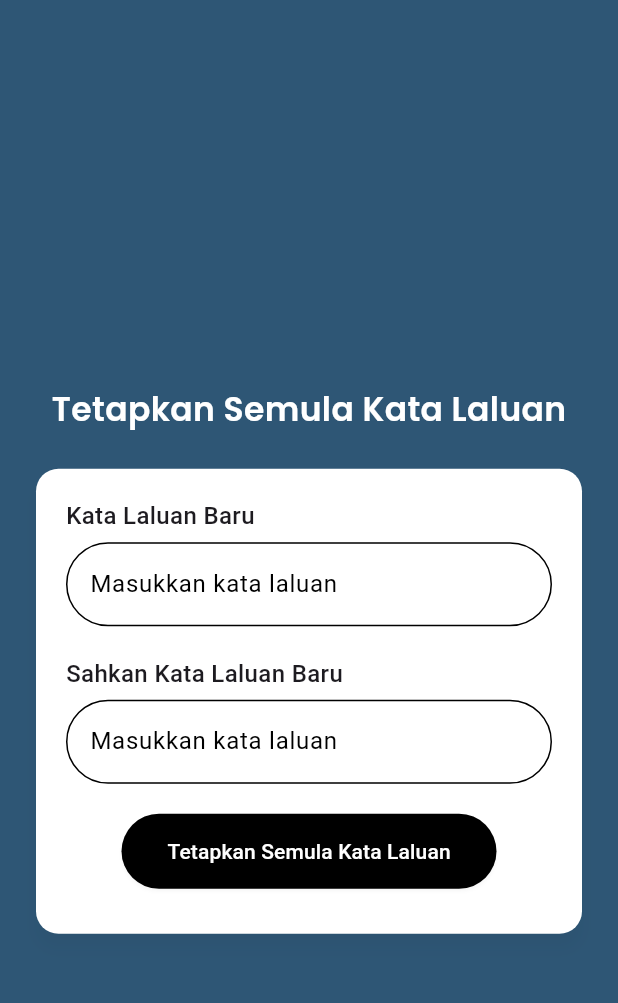
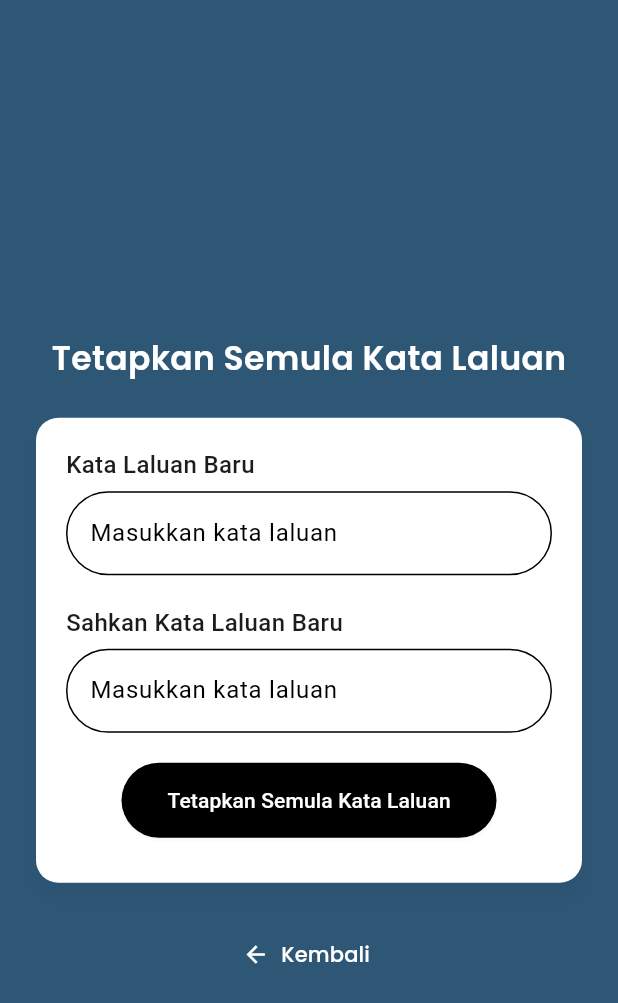
Before and after one commit to aliahmrn/onspot, a Flutter app: the ResetPasswordScreen screen opened directly with empty values, on a phone screen of 412 x 824 dp. Shown: the top 1003 px of the screen. Run offline on Flutter 3.47's test engine with Material 3 defaults, Android fonts, the phone set to English and light mode, and no system bars; our stand-ins replace device_info_plus, firebase_core, firebase_messaging, flutter_local_notifications, flutter_riverpod, flutter_svg and 7 more; accounts and stored records are empty; project files that could hold a hidden picture were left out.

Commit message:
forgot password logic

```diff
--- a/lib/cleaner/homescreen.dart
+++ b/lib/cleaner/homescreen.dart
@@ -543,7 +543,7 @@ Widget _buildTaskCard(
   final screenWidth = MediaQuery.of(context).size.width;
 
   // Default values if no task details are provided
-  final displayTitle = title?.isNotEmpty == true ? title! : 'No assigned tasks yet.';
+  final displayTitle = title?.isNotEmpty == true ? title! : 'Tiada tugasan tersedia.';
   final displaySubtitle = subtitle?.isNotEmpty == true ? subtitle! : '';
   final displayDate = date?.isNotEmpty == true ? _formatDate(date!) : '';
 
--- a/lib/login.dart
+++ b/lib/login.dart
@@ -207,7 +207,7 @@ Widget build(BuildContext context) {
                             context,
                             PageRouteBuilder(
                               pageBuilder: (context, animation, secondaryAnimation) =>
-                                  const ForgotPasswordScreen(),
+                                  ForgotPasswordScreen(),
                               transitionDuration: Duration.zero,
                               reverseTransitionDuration: Duration.zero,
                             ),
--- a/lib/reset_password.dart
+++ b/lib/reset_password.dart
@@ -2,6 +2,7 @@ import 'package:flutter/material.dart';
 import 'package:flutter_riverpod/flutter_riverpod.dart';
 import 'package:google_fonts/google_fonts.dart';
 import '../service/auth_service.dart';
+import 'enter_code.dart';
 import 'login.dart';
 
 // State class for Reset Password
@@ -34,7 +35,6 @@ class ResetPasswordNotifier extends StateNotifier<ResetPasswordState> {
 
   Future<void> resetPassword({
     required String email,
-    required String code,
     required String password,
     required String confirmPassword,
     required BuildContext context,
@@ -47,13 +47,21 @@ class ResetPasswordNotifier extends StateNotifier<ResetPasswordState> {
     state = state.copyWith(isLoading: true, message: '');
 
     try {
-      await _authService.resetPassword(email, code, password, confirmPassword);
+      // Call the API to reset the password
+      await _authService.resetPassword(
+        email: email,
+        password: password,
+        confirmPassword: confirmPassword,
+      );
 
       state = state.copyWith(message: 'Kata laluan anda telah berjaya ditetapkan semula.');
 
-      // Navigate to Login Screen after 3 seconds
+      // Delay before navigation
       await Future.delayed(const Duration(seconds: 3));
       if (context.mounted) {
+        // Reset the state before navigating to the login screen
+        resetState();
+
         Navigator.of(context).pushAndRemoveUntil(
           PageRouteBuilder(
             pageBuilder: (context, animation, secondaryAnimation) => const LoginScreen(),
@@ -69,6 +77,11 @@ class ResetPasswordNotifier extends StateNotifier<ResetPasswordState> {
       state = state.copyWith(isLoading: false);
     }
   }
+
+  // Reset the state to its initial values
+  void resetState() {
+    state = ResetPasswordState();
+  }
 }
 
 // Riverpod Provider for ResetPasswordNotifier
@@ -76,24 +89,52 @@ final resetPasswordProvider = StateNotifierProvider<ResetPasswordNotifier, Reset
   (ref) => ResetPasswordNotifier(AuthService()),
 );
 
-class ResetPasswordScreen extends ConsumerWidget {
+class ResetPasswordScreen extends ConsumerStatefulWidget {
   final String email;
-  final String code;
 
-  const ResetPasswordScreen({required this.email, required this.code, super.key});
+  const ResetPasswordScreen({required this.email, super.key});
 
   @override
-  Widget build(BuildContext context, WidgetRef ref) {
+  ConsumerState<ResetPasswordScreen> createState() => _ResetPasswordScreenState();
+}
+
+class _ResetPasswordScreenState extends ConsumerState<ResetPasswordScreen> {
+  late TextEditingController passwordController;
+  late TextEditingController confirmPasswordController;
+
+  @override
+  void initState() {
+    super.initState();
+    passwordController = TextEditingController();
+    confirmPasswordController = TextEditingController();
+  }
+
+  @override
+  void dispose() {
+    passwordController.dispose();
+    confirmPasswordController.dispose();
+    super.dispose();
+  }
+
+  @override
+  Widget build(BuildContext context) {
     final resetPasswordState = ref.watch(resetPasswordProvider);
     final resetPasswordNotifier = ref.read(resetPasswordProvider.notifier);
 
-    final TextEditingController passwordController = TextEditingController();
-    final TextEditingController confirmPasswordController = TextEditingController();
+    final theme = Theme.of(context);
 
-    final theme = Theme.of(context); // Access theme colors
+    // If loading, update the input fields to show placeholders
+    if (resetPasswordState.isLoading) {
+      passwordController.text = passwordController.text.isEmpty
+          ? ''
+          : passwordController.text.replaceAll(RegExp(r'.'), '*'); // Display placeholder as '*****'
+      confirmPasswordController.text = confirmPasswordController.text.isEmpty
+          ? ''
+          : confirmPasswordController.text.replaceAll(RegExp(r'.'), '*');
+    }
 
     return Scaffold(
-      backgroundColor: theme.primaryColor, // Set background color to primary color
+      backgroundColor: theme.primaryColor,
       body: Center(
         child: SingleChildScrollView(
           child: Padding(
@@ -106,7 +147,7 @@ class ResetPasswordScreen extends ConsumerWidget {
                   style: GoogleFonts.poppins(
                     fontSize: 22,
                     fontWeight: FontWeight.w600,
-                    color: theme.colorScheme.secondary, // Use secondary color
+                    color: theme.colorScheme.secondary,
                   ),
                 ),
                 const SizedBox(height: 20),
@@ -118,17 +159,26 @@ class ResetPasswordScreen extends ConsumerWidget {
                     padding: const EdgeInsets.all(20.0),
                     child: Column(
                       children: <Widget>[
-                        _buildInputField('Kata Laluan Baru', passwordController, isPassword: true),
+                        _buildInputField(
+                          'Kata Laluan Baru',
+                          passwordController,
+                          isPassword: true,
+                          isReadOnly: resetPasswordState.isLoading,
+                        ),
                         const SizedBox(height: 20),
-                        _buildInputField('Sahkan Kata Laluan Baru', confirmPasswordController, isPassword: true),
+                        _buildInputField(
+                          'Sahkan Kata Laluan Baru',
+                          confirmPasswordController,
+                          isPassword: true,
+                          isReadOnly: resetPasswordState.isLoading,
+                        ),
                         const SizedBox(height: 20),
                         ElevatedButton(
                           onPressed: resetPasswordState.isLoading
                               ? null
                               : () {
                                   resetPasswordNotifier.resetPassword(
-                                    email: email,
-                                    code: code,
+                                    email: widget.email,
                                     password: passwordController.text,
                                     confirmPassword: confirmPasswordController.text,
                                     context: context,
@@ -158,6 +208,27 @@ class ResetPasswordScreen extends ConsumerWidget {
                     ),
                   ),
                 ),
+                const SizedBox(height: 20),
+                // Back Button
+                TextButton.icon(
+                  onPressed: () {
+                    Navigator.pushReplacement(
+                      context,
+                      MaterialPageRoute(
+                        builder: (context) => EnterCodeScreen(email: widget.email),
+                      ),
+                    );
+                  },
+                  icon: const Icon(Icons.arrow_back, color: Colors.white),
+                  label: Text(
+                    'Kembali',
+                    style: GoogleFonts.poppins(
+                      fontSize: 14,
+                      fontWeight: FontWeight.w500,
+                      color: Colors.white,
+                    ),
+                  ),
+                ),
               ],
             ),
           ),
@@ -166,7 +237,12 @@ class ResetPasswordScreen extends ConsumerWidget {
     );
   }
 
-  Widget _buildInputField(String label, TextEditingController controller, {bool isPassword = false}) {
+  Widget _buildInputField(
+    String label,
+    TextEditingController controller, {
+    bool isPassword = false,
+    bool isReadOnly = false,
+  }) {
     return Column(
       crossAxisAlignment: CrossAxisAlignment.start,
       children: [
@@ -176,7 +252,8 @@ class ResetPasswordScreen extends ConsumerWidget {
           width: 350,
           child: TextField(
             controller: controller,
-            obscureText: isPassword,
+            readOnly: isReadOnly,
+            obscureText: isPassword && !isReadOnly, // Show actual password only if not loading
             decoration: InputDecoration(
               border: OutlineInputBorder(
                 borderRadius: BorderRadius.circular(30),
```
Also changed, not shown: lib/enter_code.dart (+96 -33 lines), lib/forgot_password.dart (+32 -75 lines), lib/providers/forgot_password_provider.dart (added, +87 -0 lines), lib/service/auth_service.dart (+41 -5 lines).
